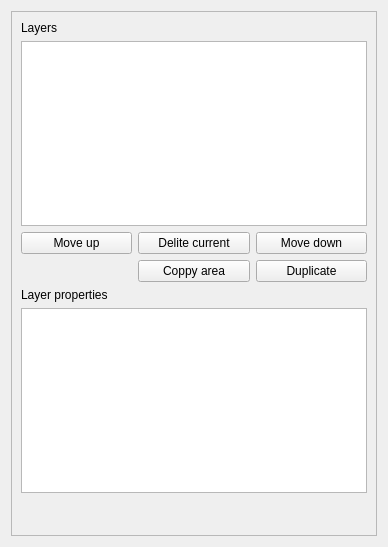
First picture: the form in ui/uifiles/editors/effects.ui, repository timofey260/RWE-Sharp, before the edit.
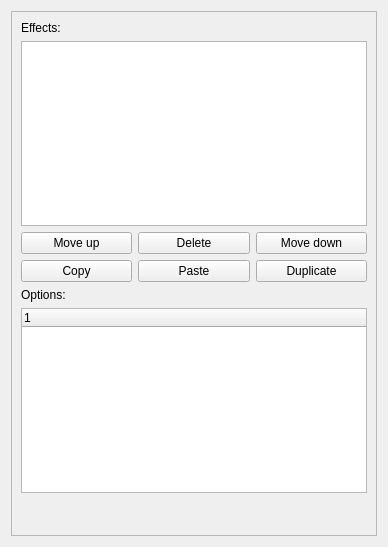
Second picture: the form after the edit.

Patch:
```diff
--- a/ui/uifiles/editors/effects.ui
+++ b/ui/uifiles/editors/effects.ui
@@ -32,7 +32,7 @@
        <item>
         <widget class="QLabel" name="label_6">
          <property name="text">
-          <string>Layers</string>
+          <string>Effects:</string>
          </property>
         </widget>
        </item>
@@ -76,20 +76,7 @@
             </sizepolicy>
            </property>
            <property name="text">
-            <string>Delite current</string>
-           </property>
-          </widget>
-         </item>
-         <item row="2" column="1">
-          <widget class="QPushButton" name="pushButton_5">
-           <property name="sizePolicy">
-            <sizepolicy hsizetype="Preferred" vsizetype="Preferred">
-             <horstretch>0</horstretch>
-             <verstretch>0</verstretch>
-            </sizepolicy>
-           </property>
-           <property name="text">
-            <string>Coppy area</string>
+            <string>Delete</string>
            </property>
           </widget>
          </item>
@@ -106,17 +93,52 @@
            </property>
           </widget>
          </item>
+         <item row="2" column="1">
+          <widget class="QPushButton" name="PasteEffect">
+           <property name="sizePolicy">
+            <sizepolicy hsizetype="Preferred" vsizetype="Preferred">
+             <horstretch>0</horstretch>
+             <verstretch>0</verstretch>
+            </sizepolicy>
+           </property>
+           <property name="text">
+            <string>Paste</string>
+           </property>
+          </widget>
+         </item>
+         <item row="2" column="0">
+          <widget class="QPushButton" name="CopyEffect">
+           <property name="sizePolicy">
+            <sizepolicy hsizetype="Preferred" vsizetype="Preferred">
+             <horstretch>0</horstretch>
+             <verstretch>0</verstretch>
+            </sizepolicy>
+           </property>
+           <property name="text">
+            <string>Copy</string>
+           </property>
+          </widget>
+         </item>
         </layout>
        </item>
        <item>
         <widget class="QLabel" name="label_7">
          <property name="text">
-          <string>Layer properties</string>
+          <string>Options:</string>
          </property>
         </widget>
        </item>
        <item>
-        <widget class="QTableWidget" name="tableWidget_2"/>
+        <widget class="QTreeWidget" name="OptionsTree">
+         <property name="headerHidden">
+          <bool>false</bool>
+         </property>
+         <column>
+          <property name="text">
+           <string notr="true">1</string>
+          </property>
+         </column>
+        </widget>
        </item>
        <item>
         <spacer name="verticalSpacer">
```
Left out of the diff: 21 changed lines with no effect on the pictures.
